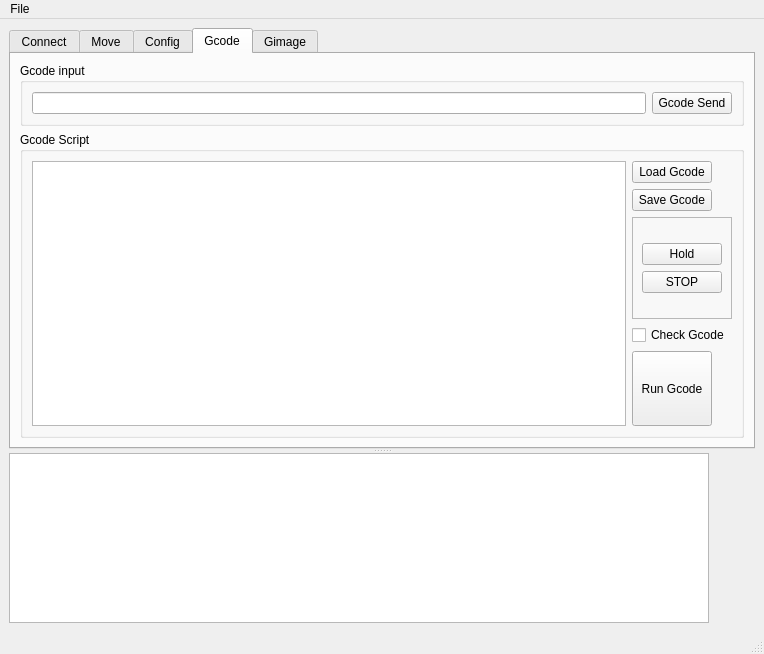
The window that GuiXYZ_V1.ui (fedetony/GUI_XYZ_GImage) describes before a commit, drawn with Qt 5.
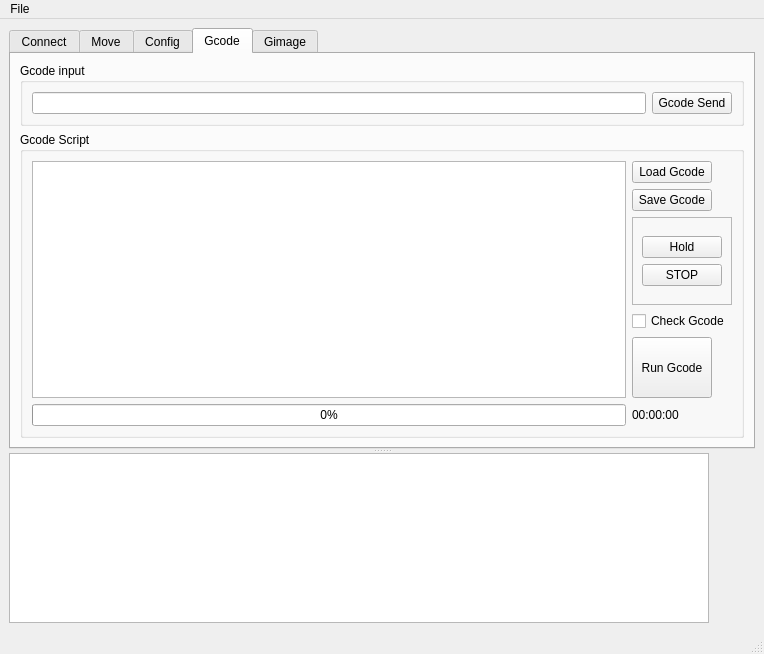
The same window after the commit. The open tabs and pages were chosen to show the change. Icons and pictures are not drawn.

The edit to the form file:
```diff
--- a/GuiXYZ_V1.ui
+++ b/GuiXYZ_V1.ui
@@ -1075,6 +1075,20 @@
                   </item>
                  </layout>
                 </item>
+                <item row="1" column="0">
+                 <widget class="QProgressBar" name="progressBar_Gcode">
+                  <property name="value">
+                   <number>0</number>
+                  </property>
+                 </widget>
+                </item>
+                <item row="1" column="1">
+                 <widget class="QLabel" name="label_time">
+                  <property name="text">
+                   <string>00:00:00</string>
+                  </property>
+                 </widget>
+                </item>
                </layout>
               </item>
              </layout>
```
Left out of the diff: 2 changed lines with no effect on the pictures.
